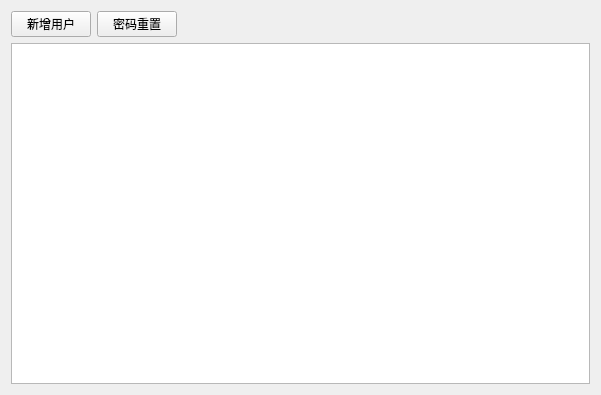
This is setting_manageuser.ui in ChengruiGu/CMF_Marketmaker as Qt 5 draws it before an edit. The edited form follows.
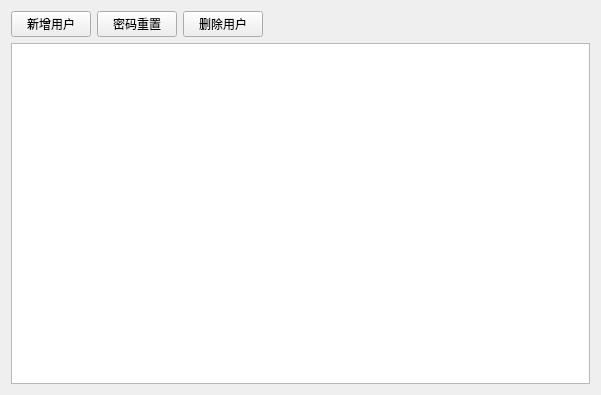
This is the edited form.

Diff of the .ui file:
```diff
--- a/setting_manageuser.ui
+++ b/setting_manageuser.ui
@@ -30,6 +30,13 @@
        </property>
       </widget>
      </item>
+     <item>
+      <widget class="QPushButton" name="pushButton_3">
+       <property name="text">
+        <string>删除用户</string>
+       </property>
+      </widget>
+     </item>
      <item>
       <spacer name="horizontalSpacer">
        <property name="orientation">
```
